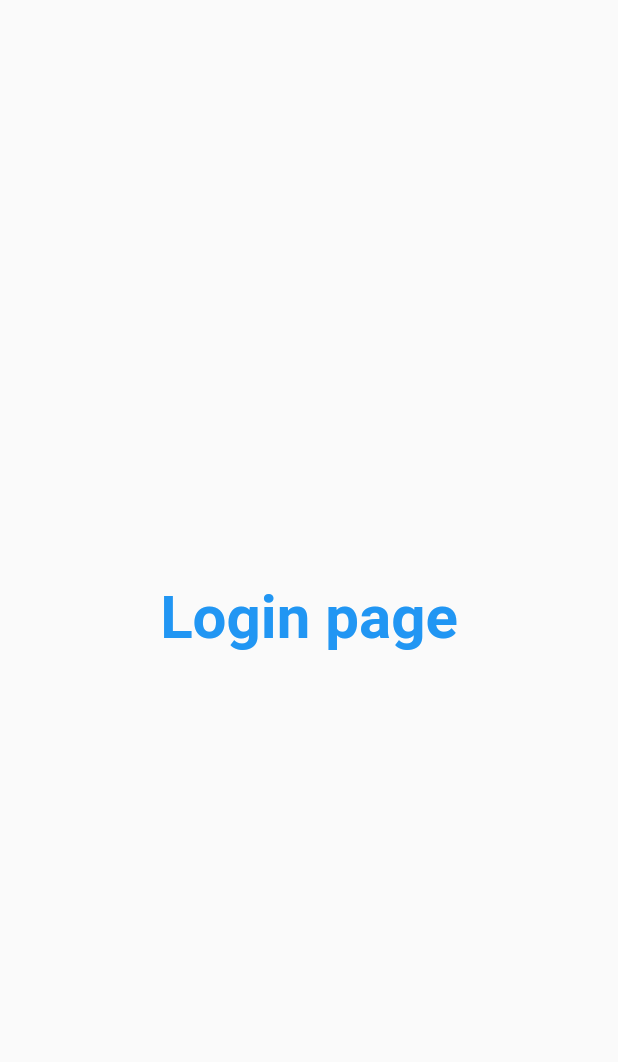
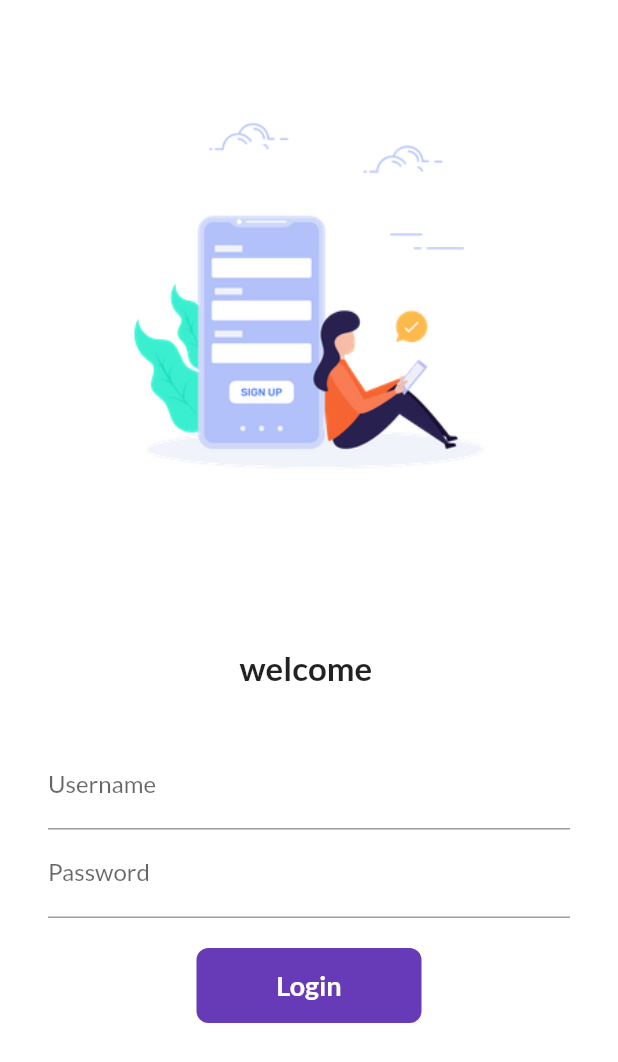
Before and after one commit to vermakritik222/learning-Flutter, a Flutter app: the screen it shows after launch, on a phone screen of 412 x 824 dp. Shown: the top 1062 px of the screen. Run offline on Flutter 3.47's test engine with Material 2 defaults, Android fonts, the phone set to English and light mode, and no system bars; our stand-ins replace google_fonts.

Commit message:
2 commit

```diff
--- a/lib/main.dart
+++ b/lib/main.dart
@@ -1,6 +1,8 @@
 import 'package:flutter/material.dart';
+import 'package:google_fonts/google_fonts.dart';
 import 'package:my_app/screens/home_page.dart';
 import 'package:my_app/screens/login_page.dart';
+import 'package:my_app/utils/routes.dart';
 
 void main() {
   runApp(MyApp());
@@ -23,12 +25,16 @@ class MyApp extends StatelessWidget {
 
     return MaterialApp(
       themeMode: ThemeMode.light,
-      theme: ThemeData(primarySwatch: Colors.deepPurple),
+      theme: ThemeData(
+        primarySwatch: Colors.deepPurple,
+        fontFamily: GoogleFonts.lato().fontFamily,
+        // primaryTextTheme: GoogleFonts.latoTextTheme()
+      ),
       darkTheme: ThemeData(brightness: Brightness.dark),
       initialRoute: "/login",
       routes: {
         "/": (context) => HomePage(),
-        "/login": (context) => LoginPage()
+        MyRoutes.loginRoute: (context) => LoginPage()
       },
     );
   }
--- a/lib/screens/login_page.dart
+++ b/lib/screens/login_page.dart
@@ -1,18 +1,93 @@
 import 'package:flutter/material.dart';
+import 'package:my_app/utils/routes.dart';
 
-class LoginPage extends StatelessWidget {
+class LoginPage extends StatefulWidget {
   const LoginPage({Key? key}) : super(key: key);
 
   @override
+  State<LoginPage> createState() => _LoginPageState();
+}
+
+class _LoginPageState extends State<LoginPage> {
+  String name = "";
+  @override
   Widget build(BuildContext context) {
     return Material(
-      child: Center(
-          child: Text(
-        "Login page",
-        style: TextStyle(
-            fontSize: 20, color: Colors.blue, fontWeight: FontWeight.bold),
-        textScaleFactor: 2.0,
-      )),
+      color: Colors.white,
+      child: SingleChildScrollView(
+        child: Column(children: [
+          Image.asset(
+            "assets/images/login.webp",
+            fit: BoxFit.cover,
+          ),
+          SizedBox(
+            height: 20.0,
+          ),
+          Text("welcome $name",
+              style: TextStyle(fontSize: 22, fontWeight: FontWeight.bold)),
+          SizedBox(
+            height: 20.0,
+          ),
+          Padding(
+            padding:
+                const EdgeInsets.symmetric(vertical: 16.0, horizontal: 32.0),
+            child: Column(
+              children: [
+                TextFormField(
+                  onChanged: (value) {
+                    name = value;
+                    setState(() {});
+                  },
+                  decoration: InputDecoration(
+                    hintText: "Enter username",
+                    labelText: "Username",
+                  ),
+                ),
+                TextFormField(
+                  obscureText: false,
+                  decoration: InputDecoration(
+                    hintText: "Enter password",
+                    labelText: "Password",
+                  ),
+                ),
+                SizedBox(
+                  height: 20.0,
+                ),
+                InkWell(
+                  onTap: () {
+                    print("hi");
+                    Navigator.pushNamed(context, MyRoutes.homeRoute);
+                  },
+                  child: AnimatedContainer(
+                    duration: Duration(seconds: 1),
+                    width: 150,
+                    height: 50,
+                    alignment: Alignment.center,
+                    child: Text(
+                      "Login",
+                      style: TextStyle(
+                          fontWeight: FontWeight.bold,
+                          color: Colors.white,
+                          fontSize: 18),
+                    ),
+                    decoration: BoxDecoration(
+                        color: Colors.deepPurple,
+                        borderRadius: BorderRadius.circular(8)),
+                  ),
+                )
+                // ElevatedButton(
+                //   child: Text("Login"),
+                //   onPressed: () {
+                //     print("hi");
+                //     Navigator.pushNamed(context, MyRoutes.homeRoute);
+                //   },
+                //   style: TextButton.styleFrom(minimumSize: Size(150, 40)),
+                // )
+              ],
+            ),
+          )
+        ]),
+      ),
     );
   }
 }
--- /dev/null
+++ b/lib/utils/routes.dart
@@ -0,0 +1,4 @@
+class MyRoutes {
+  static String loginRoute = "/login";
+  static String homeRoute = "/";
+}
--- a/pubspec.yaml
+++ b/pubspec.yaml
@@ -34,6 +34,7 @@ dependencies:
   # The following adds the Cupertino Icons font to your application.
   # Use with the CupertinoIcons class for iOS style icons.
   cupertino_icons: ^1.0.2
+  google_fonts: ^3.0.0
 
 dev_dependencies:
   flutter_test:
@@ -58,8 +59,8 @@ flutter:
   uses-material-design: true
 
   # To add assets to your application, add an assets section, like this:
-  # assets:
-  #   - images/a_dot_burr.jpeg
+  assets:
+    - assets/images/
   #   - images/a_dot_ham.jpeg
 
   # An image asset can refer to one or more resolution-specific "variants", see
```
Also changed, not shown: assets/images/login.webp (added), pubspec.lock, 1 other file.
